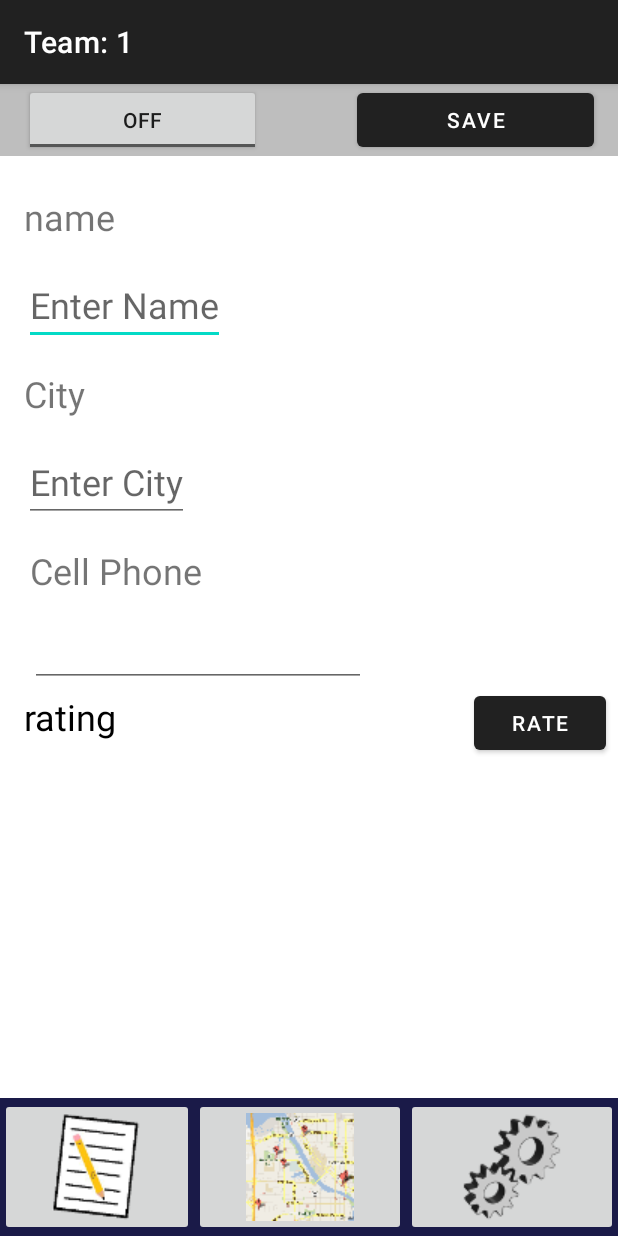
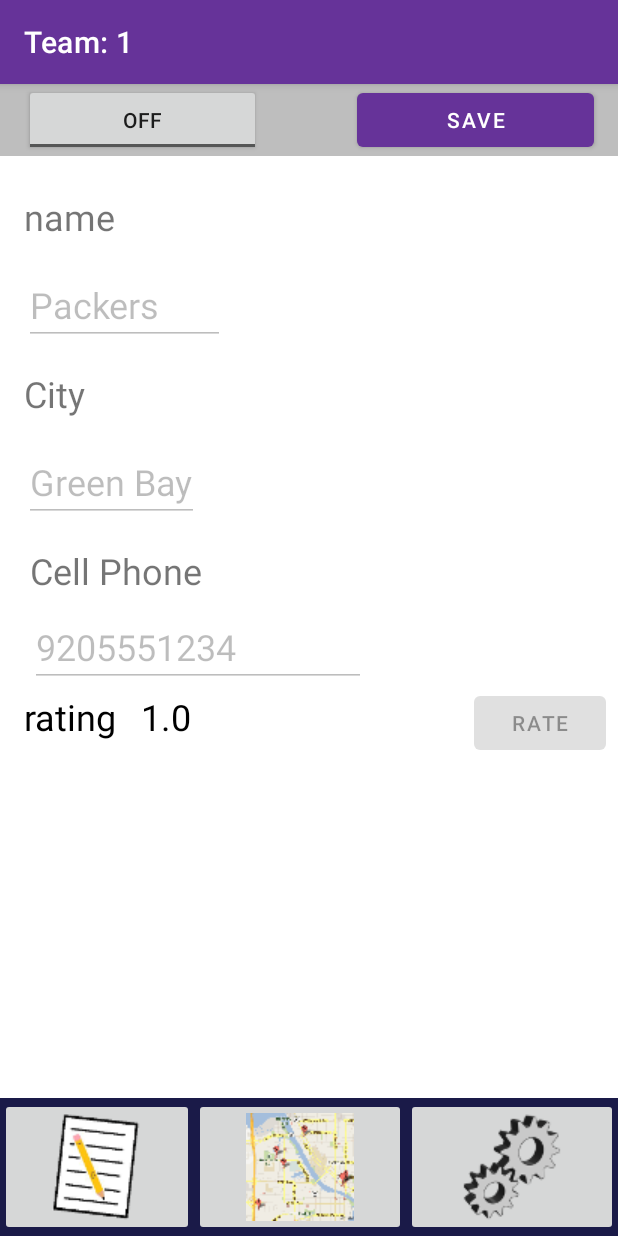
Before and after one commit to Gerald2023/Football_Teams, an Android app: the TeamsListActivity screen opened directly, with no data from a screen before it, after a tap on "Is Favorite", on a phone screen of 412 x 824 dp. Run offline under Robolectric (Android 15) with nearby library versions, the phone set to English and light mode, and no system bars.

Commit message:
changed TeamsList and added more methods

```diff
--- a/app/src/main/java/edu/fvtc/teams/TeamsEditActivity.java
+++ b/app/src/main/java/edu/fvtc/teams/TeamsEditActivity.java
@@ -4,16 +4,25 @@ import androidx.appcompat.app.AppCompatActivity;
 import androidx.fragment.app.FragmentManager;
 
 import android.os.Bundle;
+import android.text.Editable;
+import android.text.TextWatcher;
 import android.util.Log;
 import android.view.View;
 import android.widget.Button;
+import android.widget.EditText;
+import android.widget.ScrollView;
+import android.widget.TextView;
+import android.widget.ToggleButton;
 
-public class TeamsEditActivity extends AppCompatActivity {
+import java.util.ArrayList;
+
+public class TeamsEditActivity extends AppCompatActivity implements  RaterDialog.SaveRatingListener{
     public static final String TAG = TeamsEditActivity.class.toString();
     Team team;
     boolean loading = true;
     int teamId = -1;
 
+    ArrayList<Team> teams;
     @Override
     protected void onCreate(Bundle savedInstanceState) {
         super.onCreate(savedInstanceState);
@@ -29,6 +38,7 @@ public class TeamsEditActivity extends AppCompatActivity {
         if(teamId != -1)
         {
             //get the team
+            initTeam(teamId-1);
 
         }
         else {
@@ -36,8 +46,115 @@ public class TeamsEditActivity extends AppCompatActivity {
         }
 
         initRatingButton();
+        initToggleButton();
+        initSaveButton();
 
+        setForEditting(false);
         Log.d(TAG, "onCreate: End");
+    }
+
+    private void initSaveButton() {
+        Button btnSave = findViewById(R.id.btnSave);
+        btnSave.setOnClickListener(new View.OnClickListener() {
+            @Override
+            public void onClick(View v) {
+                if(teamId == -1){
+                    teams.add(team);
+
+                }
+                else{
+                    teams.set(teamId -1, team);
+                }
+                FileIO.writeFile(TeamsListActivity.FILENAME,
+                        TeamsEditActivity.this,
+                        TeamsListActivity.createDataArray(teams));
+            }
+        });
+
+    }
+
+    private void initTextChanged(int controlId){
+        EditText editText = findViewById(controlId);
+        editText.addTextChangedListener(new TextWatcher() {
+            @Override
+            public void beforeTextChanged(CharSequence s, int start, int count, int after) {
+
+            }
+
+            @Override
+            public void onTextChanged(CharSequence s, int start, int before, int count) {
+
+            }
+
+            @Override
+            public void afterTextChanged(Editable s) {
+                team.setName(s.toString());
+
+            }
+        });
+    }
+    private void initToggleButton() {
+        ToggleButton toggleButton = findViewById(R.id.toggleButtonEdit);
+
+        toggleButton.setOnClickListener(new View.OnClickListener() {
+            @Override
+            public void onClick(View v) {
+                setForEditting(toggleButton.isChecked());
+            }
+        });
+    }
+
+    private void setForEditting(boolean checked) {
+        EditText editName = findViewById(R.id.etName);
+        EditText editCity = findViewById(R.id.etCity);
+        EditText editCellphone = findViewById(R.id.editCell);
+        Button btnRating = findViewById(R.id.btnRating);
+
+        //how do I enable something?
+        editName.setEnabled(checked);
+        editCity.setEnabled(checked);
+        editCellphone.setEnabled(checked);
+        btnRating.setEnabled(checked);
+
+        if(checked){
+            //set focus to the editName
+            editName.requestFocus();
+        }
+        else{
+
+            ScrollView scrollview = findViewById(R.id.scrollView);
+            scrollview.fullScroll(ScrollView.FOCUS_UP);
+        }
+
+
+    }
+
+    private void initTeam(int teamId) {
+
+        //Get the  teams
+        teams = TeamsListActivity.readTeams(this);
+
+        //Get the team
+        team = teams.get(teamId);
+        rebindTeam();
+
+    }
+
+    private void rebindTeam() {
+
+        EditText editName = findViewById(R.id.etName);
+        EditText editCity = findViewById(R.id.etCity);
+        EditText editCellphone = findViewById(R.id.editCell);
+        TextView editRating = findViewById(R.id.txtRating);
+
+        editName.setText(team.getName());
+        editCity.setText(team.getCity());
+        editCellphone.setText(team.getCellPhone());
+        editRating.setText(String.valueOf(team.getRating()));
+
+
+
+
     }
 
     private void initRatingButton()
@@ -53,4 +170,12 @@ public class TeamsEditActivity extends AppCompatActivity {
             }
         });
     }
+
+    @Override
+    public void didFinishTeamRaterDialog(float rating) {
+        Log.d(TAG, "didFinishTeamRaterDialog: " + rating);
+        TextView txtRating = findViewById(R.id.txtRating);
+        txtRating.setText(String.valueOf(rating));
+        team.setRating(rating);
+    }
 }
--- a/app/src/main/java/edu/fvtc/teams/TeamsListActivity.java
+++ b/app/src/main/java/edu/fvtc/teams/TeamsListActivity.java
@@ -75,7 +75,7 @@ public class TeamsListActivity extends AppCompatActivity {
         teams = readTeams(this);
     }
 
-    public ArrayList<Team> readTeams(AppCompatActivity activity) {
+    public static ArrayList<Team> readTeams(AppCompatActivity activity) {
         //reading out
         ArrayList<String> strData = FileIO.readFile(FILENAME, activity);
         ArrayList<Team> teams =new ArrayList<Team>();
@@ -97,7 +97,7 @@ public class TeamsListActivity extends AppCompatActivity {
         return  teams;
     }
 
-    private static String[] createDataArray(ArrayList<Team> teams){
+    public static String[] createDataArray(ArrayList<Team> teams){
 
         String[] teamData = new String[teams.size()];
         for(int count = 0; count < teams.size(); count++){
--- a/app/src/main/res/values/themes.xml
+++ b/app/src/main/res/values/themes.xml
@@ -2,7 +2,7 @@
     <!-- Base application theme. -->
     <style name="Base.Theme.Teams" parent="Theme.MaterialComponents.DayNight.DarkActionBar">
         <!-- Customize your light theme here. -->
-        <!-- <item name="colorPrimary">@color/my_light_primary</item> -->
+         <item name="colorPrimary">@color/purple</item>
     </style>
 
     <style name="Theme.Teams" parent="Base.Theme.Teams" />
```
